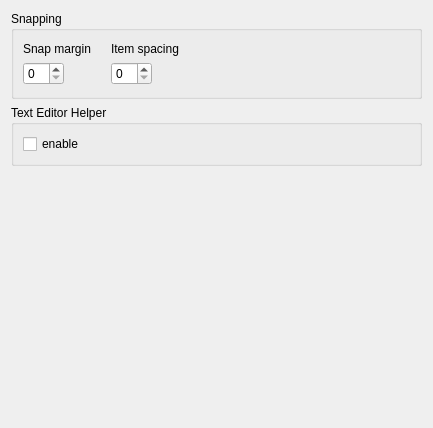
First picture: the form in src/plugins/qmldesigner/settingspage.ui, repository qt-creator/qt-creator, before the edit.
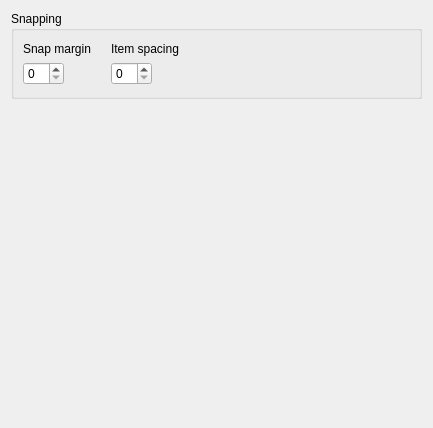
Second picture: the form after the edit.

Commit message: QmlDesigner: removing options for context pane

```diff
--- a/src/plugins/qmldesigner/settingspage.ui
+++ b/src/plugins/qmldesigner/settingspage.ui
@@ -99,22 +99,6 @@
     </widget>
    </item>
    <item row="1" column="0">
-    <widget class="QGroupBox" name="groupBox">
-     <property name="title">
-      <string>Text Editor Helper</string>
-     </property>
-     <layout class="QHBoxLayout" name="horizontalLayout">
-      <item>
-       <widget class="QCheckBox" name="textEditHelperCheckBox">
-        <property name="text">
-         <string>enable</string>
-        </property>
-       </widget>
-      </item>
-     </layout>
-    </widget>
-   </item>
-   <item row="2" column="0">
     <spacer name="verticalSpacer">
      <property name="orientation">
       <enum>Qt::Vertical</enum>
```
The commit also changes 1 other file.
